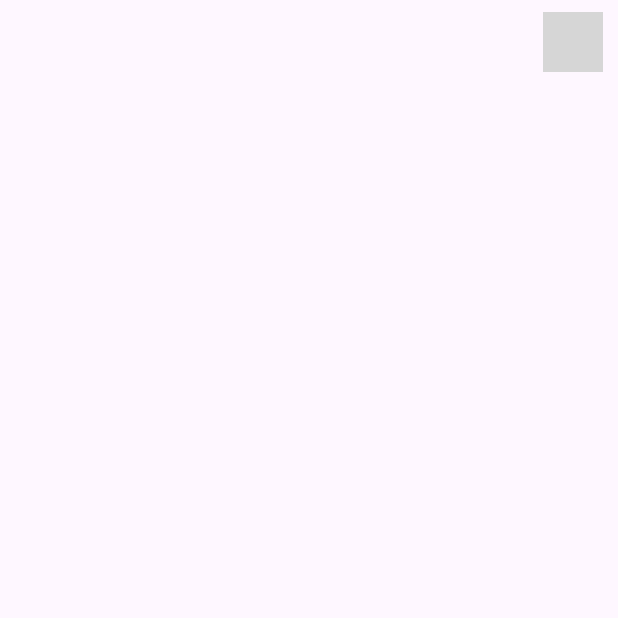
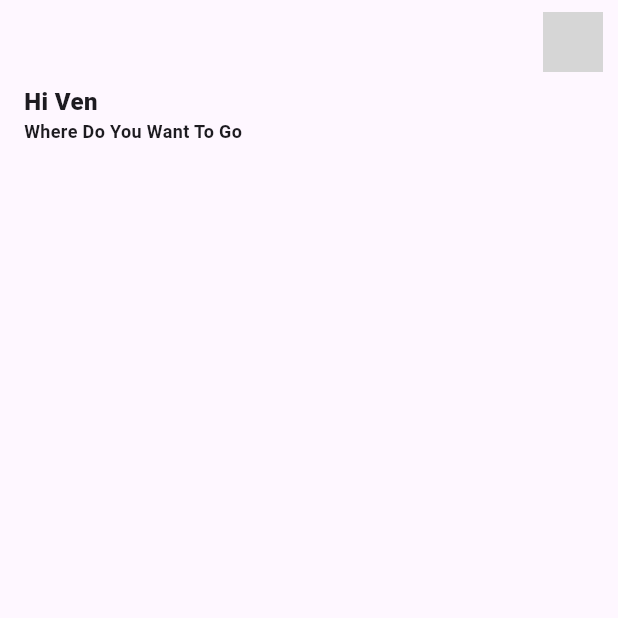
Before and after one commit to RizkyRafiyandika/explore_id, a Flutter app: the screen it shows after launch, on a phone screen of 412 x 824 dp, the top half of it. Run offline on Flutter 3.47's test engine with Material 3 defaults, Android fonts, the phone set to English and light mode, and no system bars; grey boxes are pictures that could not be loaded.

Commit message:
buat text welcome

```diff
--- a/lib/pages/home.dart
+++ b/lib/pages/home.dart
@@ -31,6 +31,22 @@ class _MyHomeState extends State<MyHome> {
           ),
         ],
       ),
+      body: Padding(
+        padding: const EdgeInsets.only(left: 16),
+        child: Column(
+          crossAxisAlignment: CrossAxisAlignment.start,
+          children: [
+            Text(
+              "Hi Ven",
+              style: TextStyle(fontSize: 16, fontWeight: FontWeight.w900),
+            ),
+            Text(
+              "Where Do You Want To Go",
+              style: TextStyle(fontSize: 12, fontWeight: FontWeight.w600),
+            ),
+          ],
+        ),
+      ),
     );
   }
 }
```
